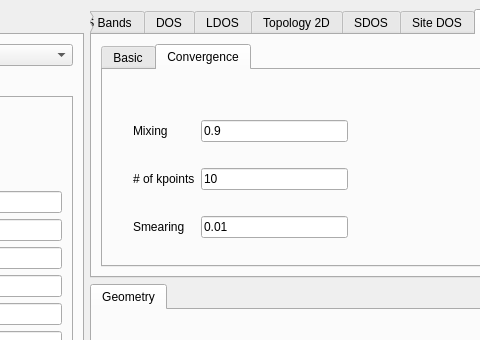
The window that interface-pyqt/hybridfilm/interface.ui (joselado/quantum-lattice) describes before a commit, drawn with Qt 5; both pictures show x 388 to 868 and y 0 to 340 of the 950 by 659 pixel window.
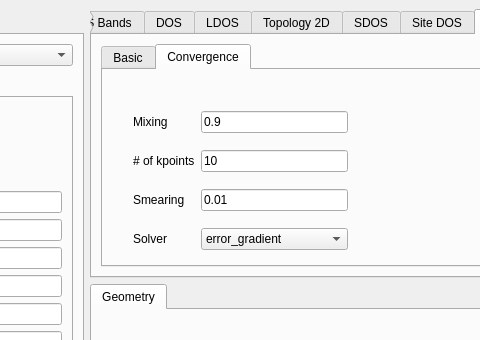
The same window after the commit. The open tabs and pages were chosen to show the change. Custom widgets are drawn as their Qt base class.

Commit message:
Add SCF solver dropdown (error_gradient/linear_mixing)
Adds a "Solver" combobox to the Convergence sub-tab of every SCF-capable
mode, letting the user pick which use_jax=True algorithm VJinteraction/
Vinteraction uses to converge the mean field, defaulting to
error_gradient. Falls back to the existing plain-mixing behavior for a
BdG (pairing) Hamiltonian or when jax isn't installed - install.py now
best-effort installs jax alongside pyvista.

Claude-Session: https://claude.ai/code/session_012fL8wwuicuNy2k5fzsptqR

Patch:
```diff
--- a/interface-pyqt/hybridfilm/interface.ui
+++ b/interface-pyqt/hybridfilm/interface.ui
@@ -1150,6 +1150,30 @@
                </property>
               </widget>
              </item>
+             <item row="3" column="0">
+              <widget class="BodyLabel" name="label_scf_solver">
+               <property name="text">
+                <string>Solver</string>
+               </property>
+              </widget>
+             </item>
+             <item row="3" column="1">
+              <widget class="ComboBox" name="scf_solver">
+               <property name="toolTip">
+                <string>Iterative algorithm used to converge the self-consistent mean field (requires the optional jax extra; falls back to the default plain-mixing solver for a Hamiltonian with superconducting pairing)</string>
+               </property>
+               <item>
+                <property name="text">
+                 <string>error_gradient</string>
+                </property>
+               </item>
+               <item>
+                <property name="text">
+                 <string>linear_mixing</string>
+                </property>
+               </item>
+              </widget>
+             </item>
             </layout>
            </widget>
           </widget>
```
The commit also changes 22 other files.
